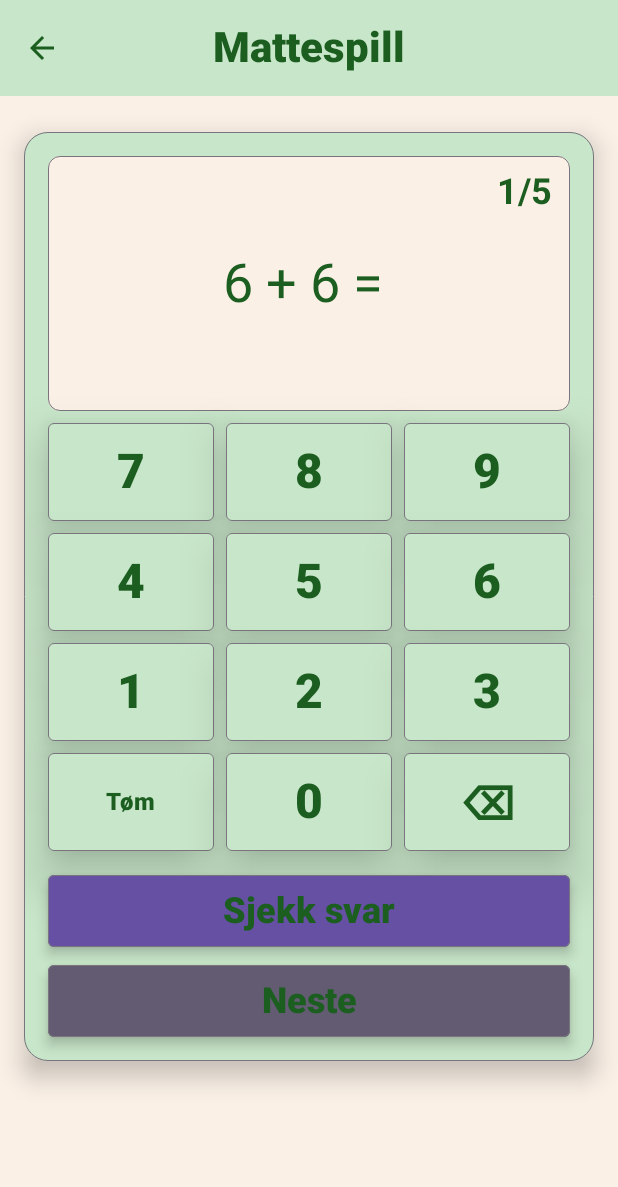
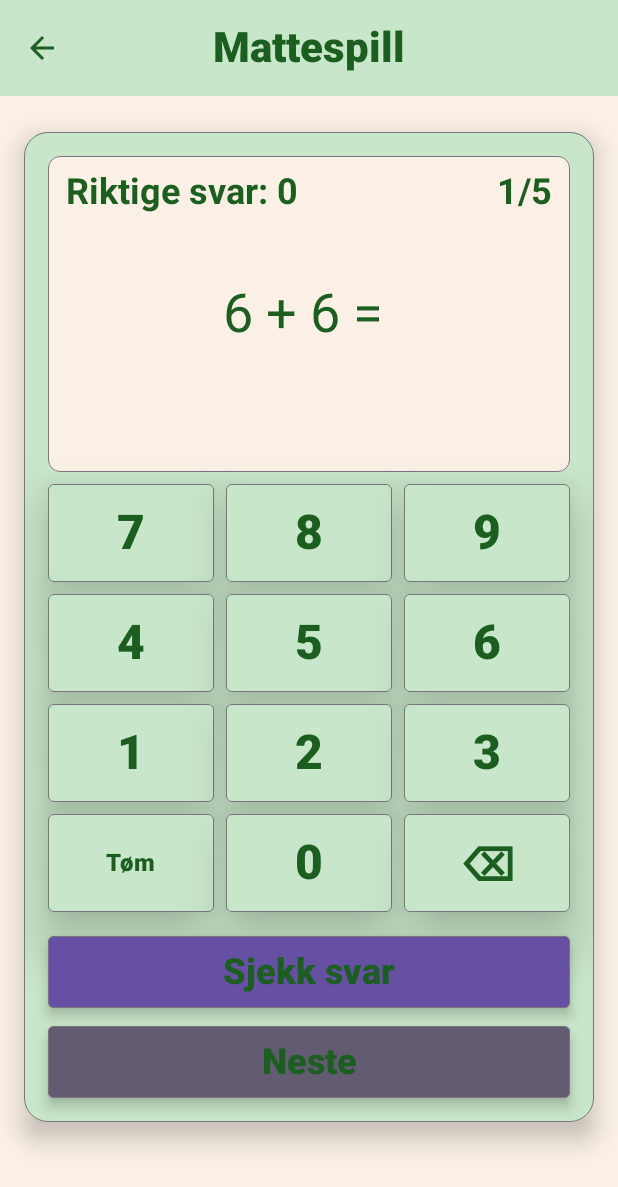
Before and after one commit to magnuskvandal/DAVE3600_Apputvikling, an Android app built with Jetpack Compose: the screen it shows after launch (MainActivity), on a phone screen of 412 x 824 dp. Shown: the top 1187 px of the screen. Run offline under Robolectric (Android 15) with nearby library versions, the phone set to English and light mode, and no system bars.

Commit message:
Lagt til score i spillet

```diff
--- a/Mappe1/app/src/main/java/com/example/matteapp_s356228/ui/komponenter/Display.kt
+++ b/Mappe1/app/src/main/java/com/example/matteapp_s356228/ui/komponenter/Display.kt
@@ -28,7 +28,8 @@ fun Display(
     rettSvar: Boolean,
     fremdrift: Int,
     antallOppgaver: Int,
-    svarSjekket: Boolean
+    svarSjekket: Boolean,
+    score: Int
 ) {
     Box(
         modifier = modifier
@@ -37,7 +38,7 @@ fun Display(
             .border(BorderStroke(
                 width = 0.5.dp,
                 color = MaterialTheme.colorScheme.outline),
-                shape = MaterialTheme.shapes.medium
+                shape = MaterialTheme.shapes.medium,
             )
             .background(
                 color = MaterialTheme.colorScheme.background,
@@ -46,15 +47,24 @@ fun Display(
             .padding(vertical = 8.dp, horizontal = 12.dp),
     ) {
         Text(
+            text = stringResource(R.string.riktigeSvar, score),
+            style = MaterialTheme.typography.headlineSmall,
+            fontWeight = FontWeight.Bold,
+            color = MaterialTheme.colorScheme.onBackground,
+            modifier = Modifier.align(Alignment.TopStart)
+        )
+        Text(
             text = "$oppgavetekst = $svartekst",
             style = MaterialTheme.typography.displaySmall,
             color = MaterialTheme.colorScheme.onBackground,
             maxLines = 2,
-            modifier = Modifier.align(Alignment.Center)
+            modifier = Modifier
+                .align(Alignment.Center)
+                .padding(vertical = 75.dp)
         )
         val tilbakemeldingsfarge = if (rettSvar) Color(0xFF4CAF50) else Color(0xFFF44336)
         val tilbakemeldingstekst = if (rettSvar) stringResource(R.string.rettSvar) else stringResource(R.string.feilSvar)
-        // Denne betingelsen må endres senere for å vise tilbakemelding bare når brukeren har svart
+
         if(svarSjekket){
             Text(
                 text = tilbakemeldingstekst,
@@ -65,7 +75,7 @@ fun Display(
             )
         }
         Text(
-            text = stringResource(R.string.fremdrift, fremdrift, antallOppgaver), // denne må endres til å hente fra strings.xml senere
+            text = stringResource(R.string.fremdrift, fremdrift, antallOppgaver),
             style = MaterialTheme.typography.headlineSmall,
             color = MaterialTheme.colorScheme.onBackground,
             fontWeight = FontWeight.Bold,
@@ -85,7 +95,8 @@ fun DisplayPreview() {
                 rettSvar = false,
                 fremdrift = 1,
                 antallOppgaver = 5,
-                svarSjekket = false
+                svarSjekket = false,
+                score = 0
             )
         }
     }
@@ -101,7 +112,8 @@ fun DisplayPreview2() {
             rettSvar = true,
             fremdrift = 4,
             antallOppgaver = 10,
-            svarSjekket = true
+            svarSjekket = true,
+            score = 3
         )
     }
 }
--- a/Mappe1/app/src/main/java/com/example/matteapp_s356228/ui/sider/Spillside.kt
+++ b/Mappe1/app/src/main/java/com/example/matteapp_s356228/ui/sider/Spillside.kt
@@ -69,7 +69,8 @@ fun Spillside(
                     fremdrift = uiState.nåværendeOppgave,
                     antallOppgaver = uiState.antallOppgaver,
                     modifier = Modifier,
-                    svarSjekket = uiState.svarSjekket
+                    svarSjekket = uiState.svarSjekket,
+                    score = uiState.score
                 )
                 Spacer(modifier = Modifier.height(8.dp))
                 Tallpanel(
@@ -100,12 +101,13 @@ fun Spillside(
                         }else{
                             viewModel.nesteOppgave()
                         }
-                              },
+                    },
                     knappfarge = MaterialTheme.colorScheme.secondary,
                     enabled = true
                 )
             }
         }
+
     }
 }
 
--- a/Mappe1/app/src/main/res/values/strings.xml
+++ b/Mappe1/app/src/main/res/values/strings.xml
@@ -27,4 +27,5 @@
     <string name="antallOppgaver15" translatable="false">15</string>
     <string name="fremdrift" translatable="false">%1$d/%2$d</string>
     <string name="startNyttSpill">Start nytt spill</string>
+    <string name="riktigeSvar">Riktige svar: %1$d</string>
 </resources>
```
Also changed, not shown: 1 other file.
